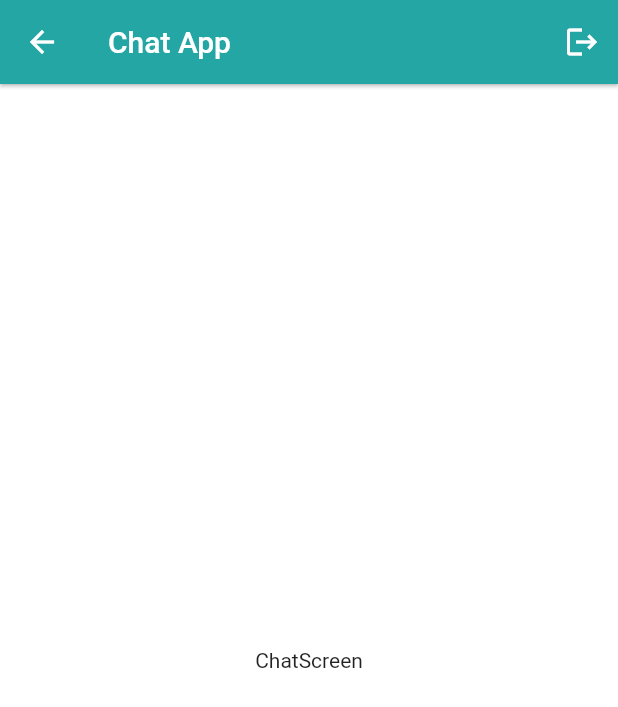
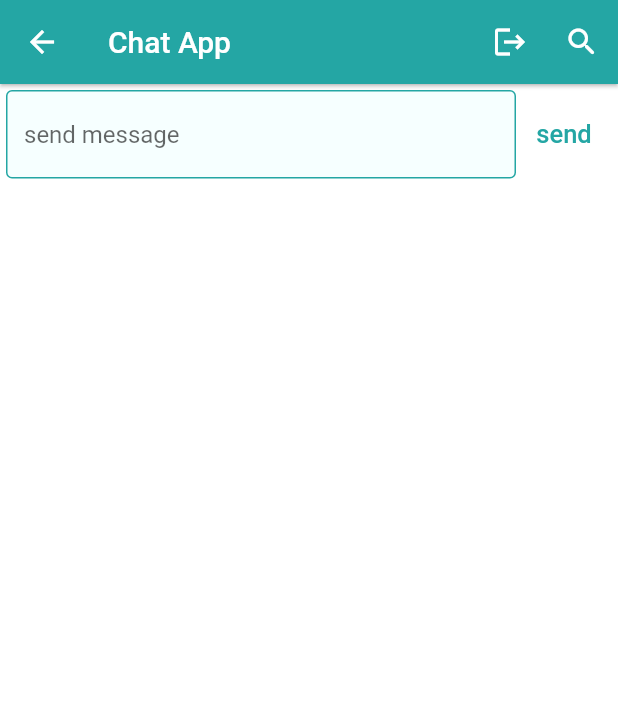
Before and after one commit to HMADAHMD/Chat_app, a Flutter app: the ChatScreen screen opened by its route, on a phone screen of 412 x 824 dp. Shown: the top 707 px of the screen. Run offline on Flutter 3.47's test engine with Material 2 defaults, Android fonts, the phone set to English and light mode, and no system bars; our stand-ins replace cloud_firestore, firebase_auth, firebase_core; accounts and stored records are empty.

Commit message:
Day2 Completed

```diff
--- a/lib/constants/constants.dart
+++ b/lib/constants/constants.dart
@@ -1,5 +1,5 @@
 import 'package:flutter/material.dart';
 
 class Constants {
-  final primaryColor = const Color.fromARGB(255, 36, 166, 164);
+  static const primaryColor = Color.fromARGB(255, 36, 166, 164);
 }
--- a/lib/main.dart
+++ b/lib/main.dart
@@ -26,7 +26,7 @@ class _MyAppState extends State<MyApp> {
         primaryColor: Color.fromARGB(255, 36, 166, 164),
         scaffoldBackgroundColor: Colors.white,
       ),
-      initialRoute: LoginScreen.id,
+      initialRoute: ChatScreen.id,
       routes: {
         LoginScreen.id: (context) => LoginScreen(),
         RegisterScreen.id: (context) => RegisterScreen(),
--- a/lib/screens/ChatScreen.dart
+++ b/lib/screens/ChatScreen.dart
@@ -1,8 +1,8 @@
-import 'package:chat_app/screens/LoginScreen.dart';
+import 'package:chat_app/constants/constants.dart';
 import 'package:chat_app/widgets/widgets.dart';
 import 'package:flutter/material.dart';
-import 'package:flutter/material.dart';
 import 'package:firebase_auth/firebase_auth.dart';
+import 'package:cloud_firestore/cloud_firestore.dart';
 
 class ChatScreen extends StatefulWidget {
   static String id = 'chatScreen';
@@ -13,8 +13,10 @@ class ChatScreen extends StatefulWidget {
 }
 
 class _ChatScreenState extends State<ChatScreen> {
+  final _firestore = FirebaseFirestore.instance;
   final _auth = FirebaseAuth.instance;
   User? loggedInUser;
+  String? messageText;
 
   @override
   void initState() {
@@ -46,13 +48,72 @@ class _ChatScreenState extends State<ChatScreen> {
               onPressed: () {
                 logout();
               },
-              icon: Icon(Icons.logout))
+              icon: Icon(Icons.logout)),
+          IconButton(
+              onPressed: () {
+                getMessageStream();
+              },
+              icon: Icon(Icons.search_rounded))
         ],
       ),
-      body: Center(
-        child: Text('ChatScreen'),
+      body: SafeArea(
+        child: Column(
+          mainAxisAlignment: MainAxisAlignment.spaceBetween,
+          crossAxisAlignment: CrossAxisAlignment.stretch,
+          children: [
+            Padding(
+              padding: const EdgeInsets.all(4.0),
+              child: Container(
+                child: Row(
+                  mainAxisAlignment: MainAxisAlignment.center,
+                  children: [
+                    Expanded(
+                        child: TextField(
+                      decoration: messageFieldDecoration,
+                      autocorrect: false,
+                      onChanged: (value) {
+                        messageText = value;
+                      },
+                    )),
+                    TextButton(
+                        onPressed: () {
+                          sendMessage();
+                        },
+                        child: const Text(
+                          "send",
+                          style: TextStyle(
+                              color: Constants.primaryColor, fontSize: 17),
+                        ))
+                  ],
+                ),
+              ),
+            )
+          ],
+        ),
       ),
     );
+  }
+
+  sendMessage() async {
+    _firestore.collection('messages').add({
+      'text': messageText,
+      'sender': loggedInUser!.email,
+    });
+  }
+
+  void getMessages() async {
+    final messages = await _firestore.collection('messages').get();
+    for (var message in messages.docs) {
+      print(message.data());
+    }
+  }
+
+  void getMessageStream() async {
+    await for (var snapshot in _firestore.collection('messages').snapshots()) {
+      for (var message in snapshot.docs) {
+        print(message.data());
+      }
+    }
   }
 
   logout() async {
--- a/lib/widgets/widgets.dart
+++ b/lib/widgets/widgets.dart
@@ -19,6 +19,17 @@ var buttondecoration = BoxDecoration(
   borderRadius: BorderRadius.circular(20),
 );
 
+var messageFieldDecoration = const InputDecoration(
+    hintText: 'send message',
+    filled: true,
+    fillColor: Color.fromARGB(255, 246, 255, 255),
+    focusedBorder: OutlineInputBorder(
+        borderSide:
+            BorderSide(color: Color.fromARGB(255, 36, 166, 164), width: 1)),
+    enabledBorder: OutlineInputBorder(
+        borderSide:
+            BorderSide(color: Color.fromARGB(255, 36, 166, 164), width: 1)));
+
 void nextScreen(context, page) {
   Navigator.push(context, MaterialPageRoute(builder: (context) => page));
 }
```
Also changed, not shown: lib/screens/LoginScreen.dart (+4 -4 lines), lib/screens/RegisterScreen.dart (+4 -5 lines).
